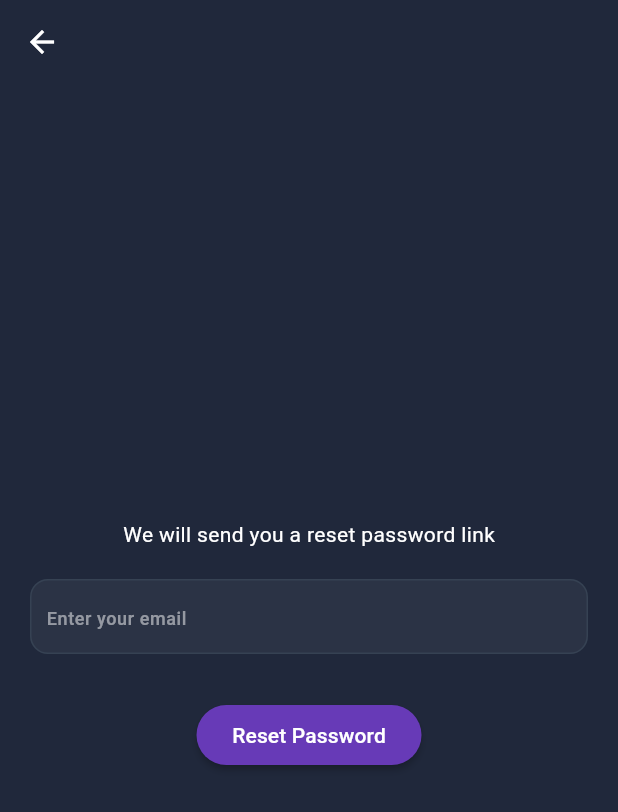
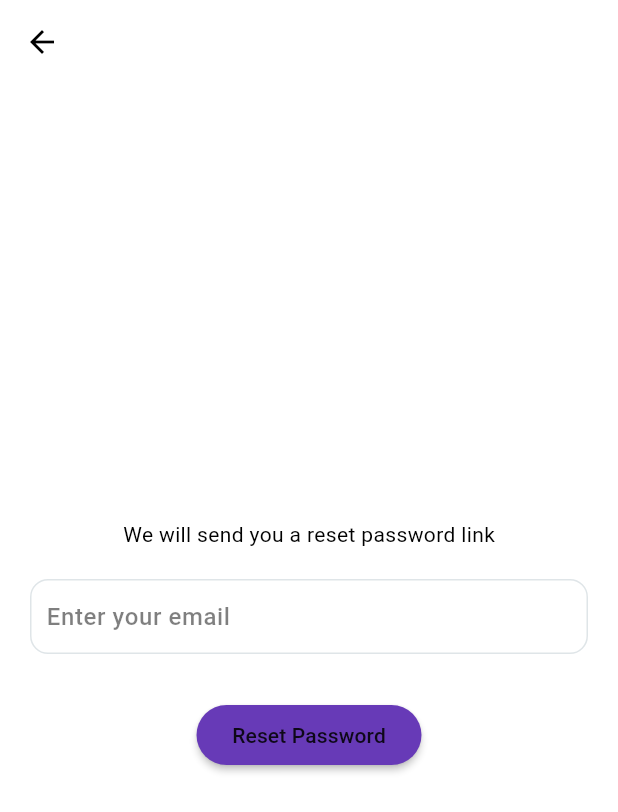
Before and after one commit to TalhaIL/CLUB_92, a Flutter app: the screen it shows after launch, after a tap on "Forget Password ?", on a phone screen of 412 x 824 dp. Shown: the top 812 px of the screen. Run offline on Flutter 3.47's test engine with Material 3 defaults, Android fonts, the phone set to English and light mode, and no system bars; our stand-ins replace circular_countdown_timer, country_code_picker, flutter_svg, get, get_storage, lottie; network calls fail.

Commit message:
More Updates

```diff
--- a/lib/controllers/events/event_controller.dart
+++ b/lib/controllers/events/event_controller.dart
@@ -3,4 +3,5 @@ import 'package:get/get.dart';
 class EventController extends GetxController {
   RxBool isAllEvents = true.obs;
   RxBool isMicOn = false.obs;
+  RxBool isRaisedHandsEnable = true.obs;
 }
--- a/lib/controllers/theme/theme.dart
+++ b/lib/controllers/theme/theme.dart
@@ -1,15 +1,44 @@
+// import 'dart:developer';
+
+// import 'package:flutter/material.dart';
+// import 'package:get/get.dart';
+// import 'package:get_storage/get_storage.dart';
+
+// class ThemeController extends GetxController {
+//   final Rx<ThemeMode> _currentTheme = ThemeMode.dark.obs;
+//   Rx<ThemeMode> get theme => _currentTheme;
+
+//   themeChange(bool isDark) {
+//     if (isDark) {
+//       log('true....${isDark.toString()}');
+//       _currentTheme.value = ThemeMode.dark;
+//     } else {
+//       log('false....${isDark.toString()}');
+
+//       _currentTheme.value = ThemeMode.light;
+//     }
+//     return;
+//   }
+
+//   void toggleTheme() {
+//     final storage = GetStorage();
+//     if (_currentTheme.value == ThemeMode.dark) {
+//       _currentTheme.value = ThemeMode.light;
+//       storage.write('is_dark_theme', false);
+//     } else {
+//       _currentTheme.value = ThemeMode.dark;
+//       storage.write('is_dark_theme', true);
+//     }
+//   }
+// }
+
 import 'package:flutter/material.dart';
 import 'package:get/get.dart';
+import 'package:get_storage/get_storage.dart';
 
 class ThemeController extends GetxController {
-  final Rx<ThemeMode> _currentTheme = ThemeMode.dark.obs;
-  Rx<ThemeMode> get theme => _currentTheme;
-
-  void toggleTheme() {
-    if (_currentTheme.value == ThemeMode.dark) {
-      _currentTheme.value = ThemeMode.light;
-    } else {
-      _currentTheme.value = ThemeMode.dark;
-    }
-  }
+  final box = GetStorage();
+  bool get isDark => box.read('darkmode') ?? false;
+  ThemeMode get theme => isDark ? ThemeMode.dark : ThemeMode.light;
+  void changeTheme(bool val) => box.write('darkmode', val);
 }
--- a/lib/main.dart
+++ b/lib/main.dart
@@ -1,15 +1,25 @@
+import 'dart:developer';
+
 import 'package:club_92/constants/color.dart';
 import 'package:club_92/controllers/theme/theme.dart';
 import 'package:club_92/screens/auth/login/login_screen.dart';
 import 'package:flutter/material.dart';
 import 'package:get/get.dart';
+import 'package:get_storage/get_storage.dart';
 
-void main() {
-  runApp(const MyApp());
+void main() async {
+  WidgetsFlutterBinding.ensureInitialized();
+  final storage = GetStorage();
+  final isDark = storage.read('is_dark_theme') ?? true;
+  log(isDark.toString());
+  runApp(MyApp(
+    isDark: isDark,
+  ));
 }
 
 class MyApp extends StatelessWidget {
-  const MyApp({super.key});
+  final bool isDark;
+  const MyApp({super.key, required this.isDark});
 
   @override
   Widget build(BuildContext context) {
@@ -18,11 +28,12 @@ class MyApp extends StatelessWidget {
         final controller = Get.put(
           ThemeController(),
         );
+
         return Obx(
           () => GetMaterialApp(
             debugShowCheckedModeBanner: false,
             title: 'Club 92',
-            themeMode: controller.theme.value,
+            themeMode: controller.theme,
             darkTheme: ThemeData(
                 scaffoldBackgroundColor: appColor,
                 useMaterial3: true,
--- a/pubspec.yaml
+++ b/pubspec.yaml
@@ -40,6 +40,8 @@ dependencies:
   country_code_picker: ^3.0.0
   lottie: ^3.0.0
   circular_countdown_timer: ^0.2.3
+  get_storage: ^2.1.1
+  path_provider: ^2.1.2
 
 
 dev_dependencies:
```
Also changed, not shown: lib/components/reusableWidgets/custom_speaker_tile.dart (+9 -9 lines), lib/screens/Settings/setting_screen.dart (+11 -4 lines), lib/screens/auth/register/interests.dart (+14 -6 lines), lib/screens/events/main_event.dart (+58 -1 lines), pubspec.lock, 1 other file.
